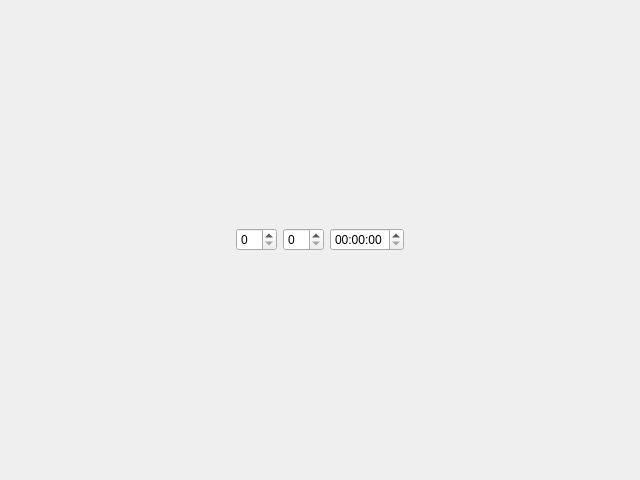
First picture: the form in app/DateTimeEditer/datetimeediterwidget.ui, repository jinhang87/qtutil, before the edit.
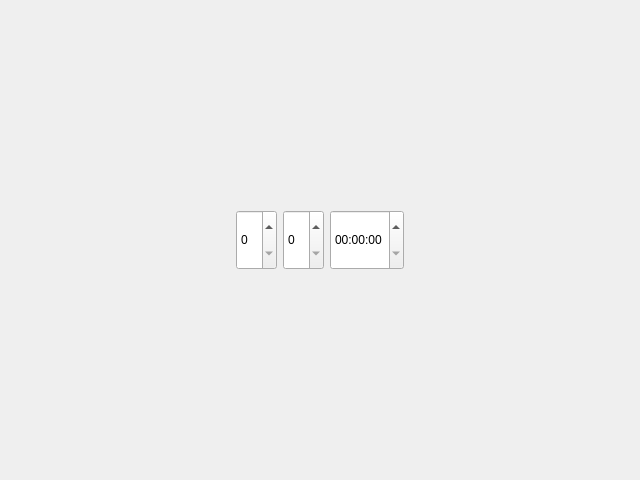
Second picture: the form after the edit.

What changed in the file:
```diff
--- a/app/DateTimeEditer/datetimeediterwidget.ui
+++ b/app/DateTimeEditer/datetimeediterwidget.ui
@@ -19,13 +19,37 @@
      <item>
       <layout class="QHBoxLayout" name="horizontalLayout">
        <item>
-        <widget class="QSpinBox" name="spinBox"/>
+        <widget class="QSpinBox" name="spinBox">
+         <property name="minimumSize">
+          <size>
+           <width>0</width>
+           <height>60</height>
+          </size>
+         </property>
+        </widget>
        </item>
        <item>
-        <widget class="QSpinBox" name="spinBox_2"/>
+        <widget class="QSpinBox" name="spinBox_2">
+         <property name="minimumSize">
+          <size>
+           <width>0</width>
+           <height>60</height>
+          </size>
+         </property>
+        </widget>
        </item>
        <item>
-        <widget class="QTimeEdit" name="timeEdit"/>
+        <widget class="QTimeEdit" name="timeEdit">
+         <property name="minimumSize">
+          <size>
+           <width>0</width>
+           <height>60</height>
+          </size>
+         </property>
+         <property name="displayFormat">
+          <string>HH:mm:ss</string>
+         </property>
+        </widget>
        </item>
       </layout>
      </item>
```
Left out of the diff: 6 changed lines with no effect on the pictures.
